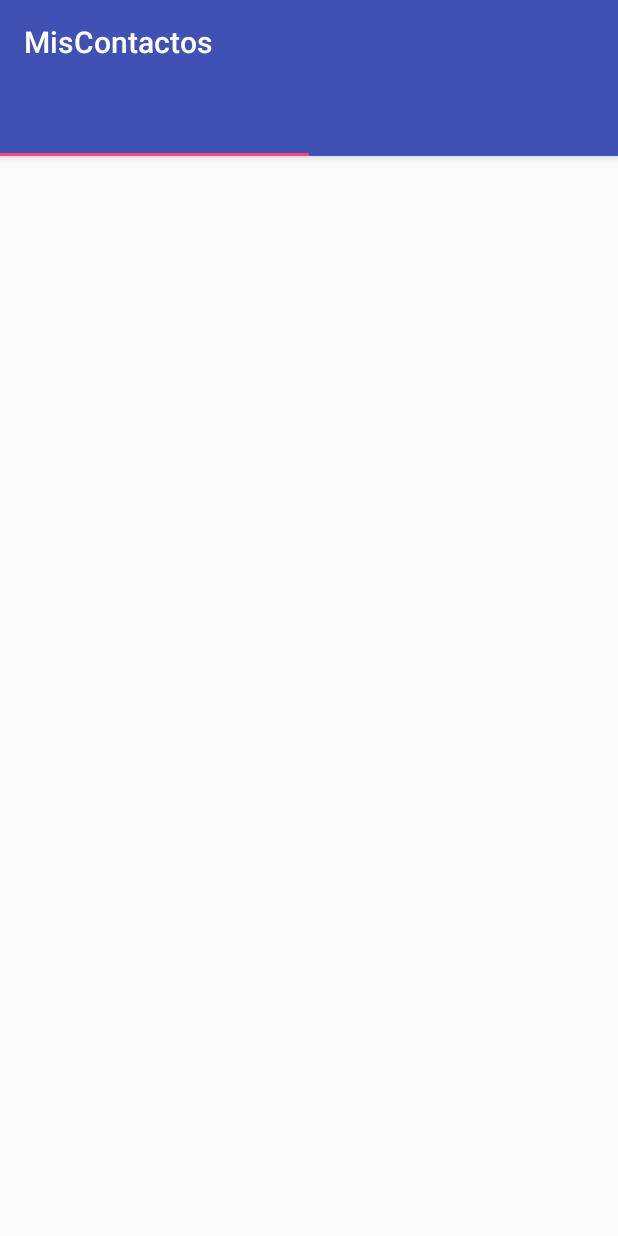
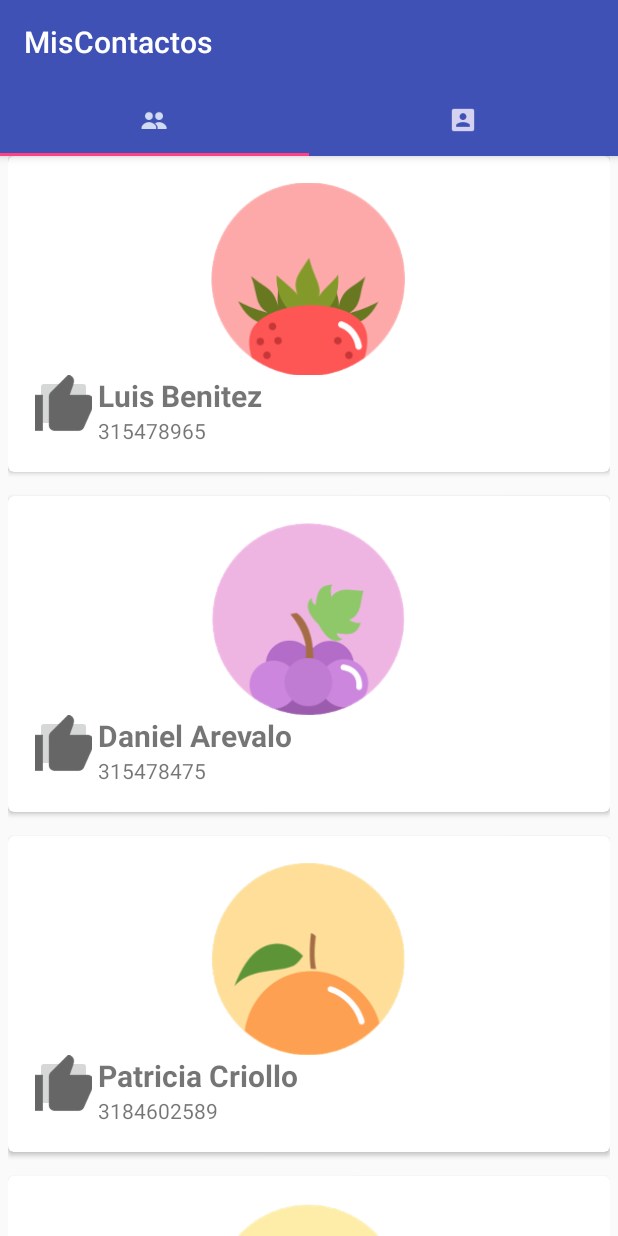
Before and after one commit to luisbenitez02/MisContactos, an Android app: the screen it shows after launch (MainActivity), on a phone screen of 412 x 824 dp. Run offline under Robolectric (Android 15) with nearby library versions, the phone set to English and light mode, and no system bars.

Commit message:
Agregamos fragments
ahora tenemos pestañas en nuestro proyecto!

```diff
--- a/app/src/main/java/com/example/luisb/miscontactos/MainActivity.java
+++ b/app/src/main/java/com/example/luisb/miscontactos/MainActivity.java
@@ -44,17 +44,6 @@ public class MainActivity extends AppCompatActivity {
 
         setUpViewPager();
 
-        /*
-        rvContactos = (RecyclerView) findViewById(R.id.rvContactos);
-
-        LinearLayoutManager llm = new LinearLayoutManager(this);//mostrara uno bajo el otro
-        //GridLayoutManager llm = new GridLayoutManager(this,2);//muestra en grid (cuantas columnas?)
-        llm.setOrientation(LinearLayoutManager.VERTICAL);
-
-        rvContactos.setLayoutManager(llm);//el recycler view se comportara como Linear layout
-        inicializarListaContactos();
-        inicializarAdaptador();
-        */
         if(miToolbar !=null){
             setSupportActionBar(miToolbar);
         }
@@ -74,22 +63,8 @@ public class MainActivity extends AppCompatActivity {
     private void setUpViewPager(){
         miViewPager.setAdapter(new PageAdapter(getSupportFragmentManager(),agregarFragment()));
         miTabLayout.setupWithViewPager(miViewPager);
-    }
 
-    /*para inicializar adaptador*/
-    public void inicializarAdaptador(){
-       ContactoAdaptador adaptador = new ContactoAdaptador(contactos, this);
-        //asignamos el adaptador
-        rvContactos.setAdapter(adaptador);
-    }
-
-    public void inicializarListaContactos(){
-        contactos= new ArrayList<Contacto>();
-
-        contactos.add(new Contacto("Luis Benitez", "315478965","luis@mimail.co",R.drawable.fresa));
-        contactos.add(new Contacto("Daniel Arevalo", "315478475","daniloca@mail.net",R.drawable.mora));
-        contactos.add(new Contacto("Patricia Criollo", "3184602589","",R.drawable.naranja));
-        contactos.add(new Contacto("Ana Lopez", "3225046132","anita@pepa.co",R.drawable.pera));
-        contactos.add(new Contacto("Hernando", "3225046155","pepito@mail.co",R.drawable.sandia));
+        miTabLayout.getTabAt(0).setIcon(R.drawable.ic_contacts);//asignamos el icono
+        miTabLayout.getTabAt(1).setIcon(R.drawable.ic_action_name);//segunda tab
     }
 }
--- a/app/src/main/java/com/example/luisb/miscontactos/fragment/RecyclerViewFragment.java
+++ b/app/src/main/java/com/example/luisb/miscontactos/fragment/RecyclerViewFragment.java
@@ -3,17 +3,27 @@ package com.example.luisb.miscontactos.fragment;
 import android.os.Bundle;
 import android.support.annotation.Nullable;
 import android.support.v4.app.Fragment;//Esta para dar soporte anteriores a 4
+import android.support.v7.widget.LinearLayoutManager;
+import android.support.v7.widget.RecyclerView;
 import android.view.LayoutInflater;
 import android.view.View;
 import android.view.ViewGroup;
 
 import com.example.luisb.miscontactos.R;
+import com.example.luisb.miscontactos.adapter.ContactoAdaptador;
+import com.example.luisb.miscontactos.pojo.Contacto;
+
+import java.util.ArrayList;
 
 /**
  * Created by luisb on 20/07/2017.
  */
 
 public class RecyclerViewFragment extends Fragment {
+
+    private ArrayList<Contacto> contactos;
+
+    private RecyclerView rvContactos;//Recycler View contactos
 
     @Nullable
     @Override
@@ -23,6 +33,34 @@ public class RecyclerViewFragment extends Fragment {
         //asociamos un layout a una clase, aqui asociamos un frament a una clase
         View v = inflater.inflate(R.layout.fragment_recyclerview, container, false);
         //return super.onCreateView(inflater, container, savedInstanceState);
+
+        rvContactos = (RecyclerView) v.findViewById(R.id.rvContactos);
+
+        LinearLayoutManager llm = new LinearLayoutManager(getActivity());//mostrara uno bajo el otro
+        //GridLayoutManager llm = new GridLayoutManager(this,2);//muestra en grid (cuantas columnas?)
+        llm.setOrientation(LinearLayoutManager.VERTICAL);
+
+        rvContactos.setLayoutManager(llm);//el recycler view se comportara como Linear layout
+        inicializarListaContactos();
+        inicializarAdaptador();
+
         return v;
     }
+
+    /*para inicializar adaptador*/
+    public void inicializarAdaptador(){
+        ContactoAdaptador adaptador = new ContactoAdaptador(contactos, getActivity());
+        //asignamos el adaptador
+        rvContactos.setAdapter(adaptador);
+    }
+
+    public void inicializarListaContactos(){
+        contactos= new ArrayList<Contacto>();
+
+        contactos.add(new Contacto("Luis Benitez", "315478965","luis@mimail.co",R.drawable.fresa));
+        contactos.add(new Contacto("Daniel Arevalo", "315478475","daniloca@mail.net",R.drawable.mora));
+        contactos.add(new Contacto("Patricia Criollo", "3184602589","",R.drawable.naranja));
+        contactos.add(new Contacto("Ana Lopez", "3225046132","anita@pepa.co",R.drawable.pera));
+        contactos.add(new Contacto("Hernando", "3225046155","pepito@mail.co",R.drawable.sandia));
+    }
 }
```
Also changed, not shown: app/src/main/res/drawable-hdpi/ic_action_name.png (added), app/src/main/res/drawable-hdpi/ic_contacts.png (added), app/src/main/res/drawable-mdpi/ic_action_name.png (added), app/src/main/res/drawable-mdpi/ic_contacts.png (added), app/src/main/res/drawable-xhdpi/ic_action_name.png (added), app/src/main/res/drawable-xhdpi/ic_contacts.png (added), app/src/main/res/drawable-xxhdpi/ic_action_name.png (added), app/src/main/res/drawable-xxhdpi/ic_contacts.png (added).
